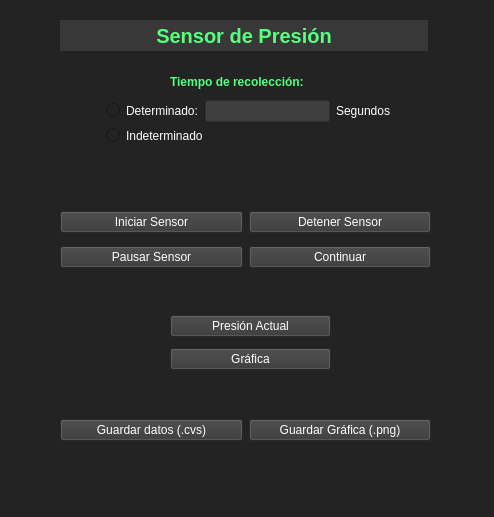
Above: Exectutable/Uis/principal.ui from El-Ethanol/Servicio-Social before the change. Below: the same form after it.
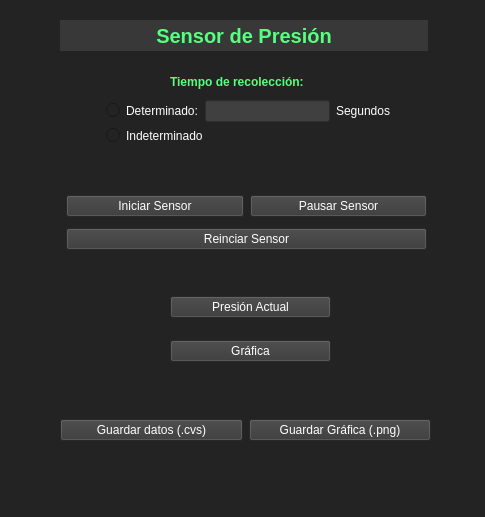
That is the form after the change.

```diff
--- a/Exectutable/Uis/principal.ui
+++ b/Exectutable/Uis/principal.ui
@@ -6,7 +6,7 @@
    <rect>
     <x>0</x>
     <y>0</y>
-    <width>494</width>
+    <width>485</width>
     <height>517</height>
    </rect>
   </property>
@@ -115,9 +115,9 @@
     <property name="geometry">
      <rect>
       <x>170</x>
-      <y>310</y>
+      <y>280</y>
       <width>161</width>
-      <height>65</height>
+      <height>100</height>
      </rect>
     </property>
     <layout class="QVBoxLayout" name="verticalLayout">
@@ -205,14 +205,16 @@
    <widget class="QWidget" name="">
     <property name="geometry">
      <rect>
-      <x>60</x>
-      <y>204</y>
-      <width>371</width>
-      <height>71</height>
+      <x>66</x>
+      <y>190</y>
+      <width>361</width>
+      <height>67</height>
      </rect>
     </property>
-    <layout class="QGridLayout" name="gridLayout">
-     <item row="0" column="0">
+    <layout class="QVBoxLayout" name="verticalLayout_2">
+     <item>
+      <layout class="QHBoxLayout" name="horizontalLayout">
+       <item>
       <widget class="QPushButton" name="b1">
        <property name="styleSheet">
         <string notr="true">background-color: rgb(56, 56, 56);
@@ -223,36 +225,27 @@
        </property>
       </widget>
      </item>
-     <item row="0" column="1">
+       <item>
       <widget class="QPushButton" name="b2">
        <property name="styleSheet">
         <string notr="true">color: rgb(255, 255, 255);
 background-color: rgb(56, 56, 56);</string>
        </property>
        <property name="text">
-        <string>Detener Sensor</string>
-       </property>
-      </widget>
-     </item>
-     <item row="1" column="0">
-      <widget class="QPushButton" name="b15">
-       <property name="styleSheet">
-        <string notr="true">background-color: rgb(56, 56, 56);
-color: rgb(255, 255, 255);</string>
-       </property>
-       <property name="text">
         <string>Pausar Sensor</string>
        </property>
       </widget>
      </item>
-     <item row="1" column="1">
+      </layout>
+     </item>
+     <item>
       <widget class="QPushButton" name="b25">
        <property name="styleSheet">
-        <string notr="true">background-color: rgb(56, 56, 56);
-color: rgb(255, 255, 255);</string>
+        <string notr="true">color: rgb(255, 255, 255);
+background-color: rgb(56, 56, 56);</string>
        </property>
        <property name="text">
-        <string>Continuar</string>
+        <string>Reinciar Sensor</string>
        </property>
       </widget>
      </item>
```
Lines whose indentation alone changed are shown as unchanged.
